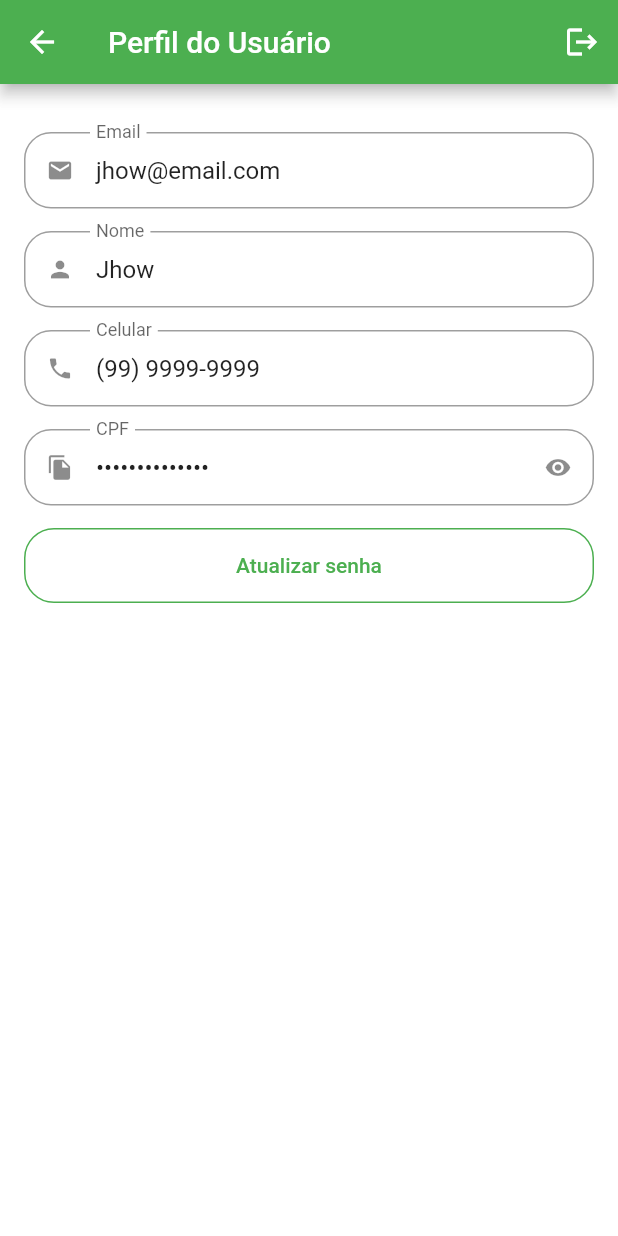
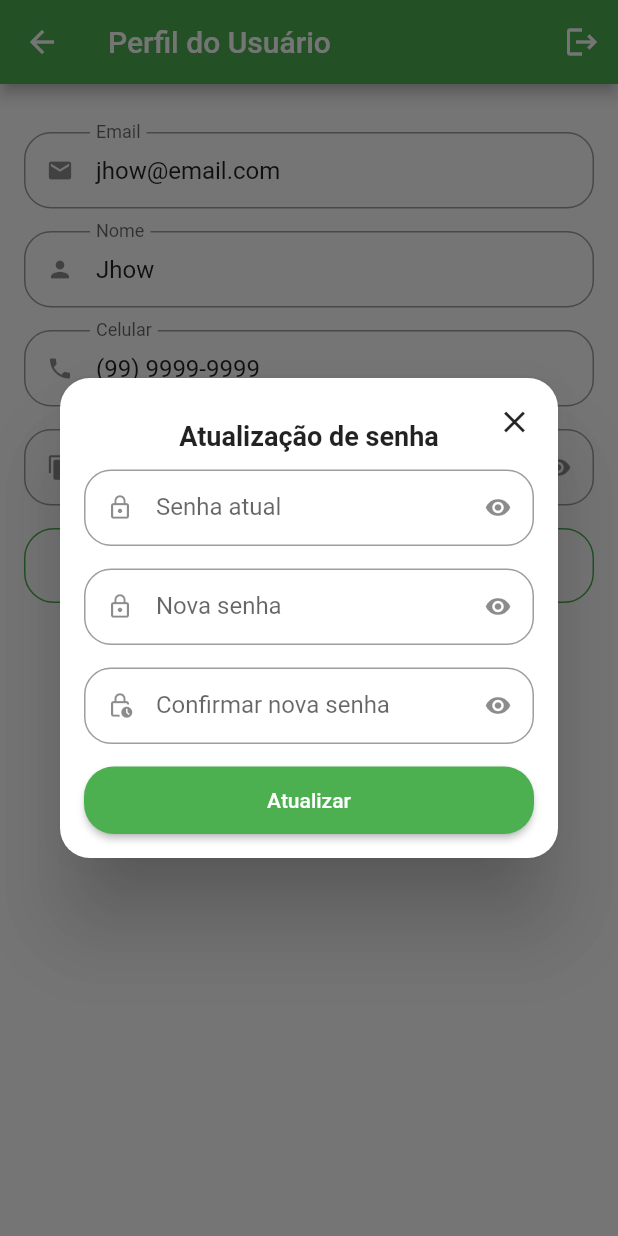
Before and after one commit to thomasbalmant/appQuitanda, a Flutter app: the ProfileTab screen opened directly, after a tap on "Atualizar senha", on a phone screen of 412 x 824 dp. Run offline on Flutter 3.47's test engine with Material 2 defaults, Android fonts, the phone set to English and light mode, and no system bars; our stand-ins replace animated_text_kit, badges, mask_text_input_formatter.

Commit message:
profile tab finish layout

```diff
--- a/lib/src/pages/profile/profile_tab.dart
+++ b/lib/src/pages/profile/profile_tab.dart
@@ -2,9 +2,14 @@
 import 'package:quitanda_getx/src/pages/common_widgets/custom_text_field.dart';
 import 'package:quitanda_getx/src/config/app_data.dart' as appData;
 
-class ProfileTab extends StatelessWidget {
+class ProfileTab extends StatefulWidget {
   const ProfileTab({super.key});
 
+  @override
+  State<ProfileTab> createState() => _ProfileTabState();
+}
+
+class _ProfileTabState extends State<ProfileTab> {
   @override
   Widget build(BuildContext context) {
     return Scaffold(
@@ -63,11 +68,91 @@
                     borderRadius: BorderRadius.circular(20),
                   )),
               child: const Text('Atualizar senha'),
-              onPressed: () {},
+              onPressed: () {
+                updatePassword();
+              },
             ),
           )
         ],
       ),
     );
   }
+
+  Future<bool?> updatePassword() {
+    return showDialog(
+      context: context,
+      builder: (context) {
+        return Dialog(
+          shape: RoundedRectangleBorder(
+            borderRadius: BorderRadius.circular(20),
+          ),
+          child: Stack(
+            children: [
+              Padding(
+                padding: const EdgeInsets.all(16),
+                child: Column(
+                  crossAxisAlignment: CrossAxisAlignment.stretch,
+                  mainAxisSize: MainAxisSize.min,
+                  children: [
+                    // Título
+                    const Padding(
+                      padding: EdgeInsets.symmetric(vertical: 12),
+                      child: Text(
+                        'Atualização de senha',
+                        textAlign: TextAlign.center,
+                        style: TextStyle(
+                          fontSize: 18,
+                          fontWeight: FontWeight.bold,
+                        ),
+                      ),
+                    ),
+                    // Senha atual
+                    const CustomTextField(
+                      isSecret: true,
+                      icon: Icons.lock_outline,
+                      label: 'Senha atual',
+                    ),
+                    // Nova senha
+                    const CustomTextField(
+                      isSecret: true,
+                      icon: Icons.lock_outline,
+                      label: 'Nova senha',
+                    ),
+                    // Confirmar nova senha
+                    const CustomTextField(
+                      isSecret: true,
+                      icon: Icons.lock_clock_outlined,
+                      label: 'Confirmar nova senha',
+                    ),
+                    // Botao confirmar
+                    SizedBox(
+                      height: 45,
+                      child: ElevatedButton(
+                        style: ElevatedButton.styleFrom(
+                            shape: RoundedRectangleBorder(
+                          borderRadius: BorderRadius.circular(20),
+                        )),
+                        onPressed: () {},
+                        child: const Text('Atualizar'),
+                      ),
+                    ),
+                  ],
+                ),
+              ),
+              Positioned(
+                top: 5,
+                right: 5,
+                child: IconButton(
+                  onPressed: () {
+                    Navigator.of(context).pop();
+                  },
+                  icon: const Icon(Icons.close),
+                ),
+              ),
+            ],
+          ),
+        );
+      },
+    );
+  }
 }
```
